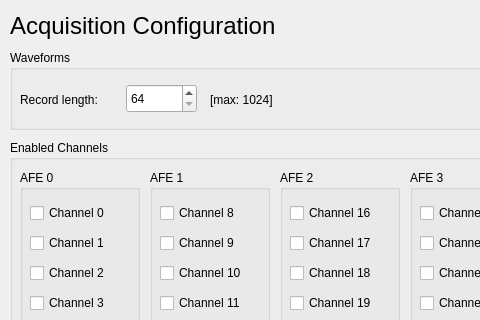
First picture: the form in dialogacquisitionconfiguration.ui, repository ecristal/daphne_gui, before the edit; both pictures show x 0 to 480 and y 0 to 320 of the 682 by 556 pixel window.
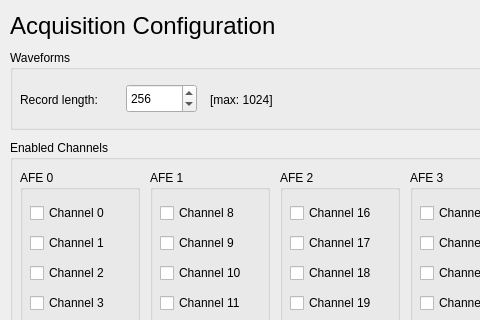
Second picture: the form after the edit.

Commit message: 40 channels finally aligned; added offset gain checkbox; bump to version v1_03_01

What changed in the file:
```diff
--- a/dialogacquisitionconfiguration.ui
+++ b/dialogacquisitionconfiguration.ui
@@ -82,11 +82,14 @@
      </rect>
     </property>
     <property name="minimum">
-     <number>64</number>
+     <number>128</number>
     </property>
     <property name="maximum">
      <number>4096</number>
     </property>
+    <property name="value">
+     <number>256</number>
+    </property>
    </widget>
    <widget class="QLabel" name="label_4">
     <property name="geometry">
```
The commit also changes 5 other files.
